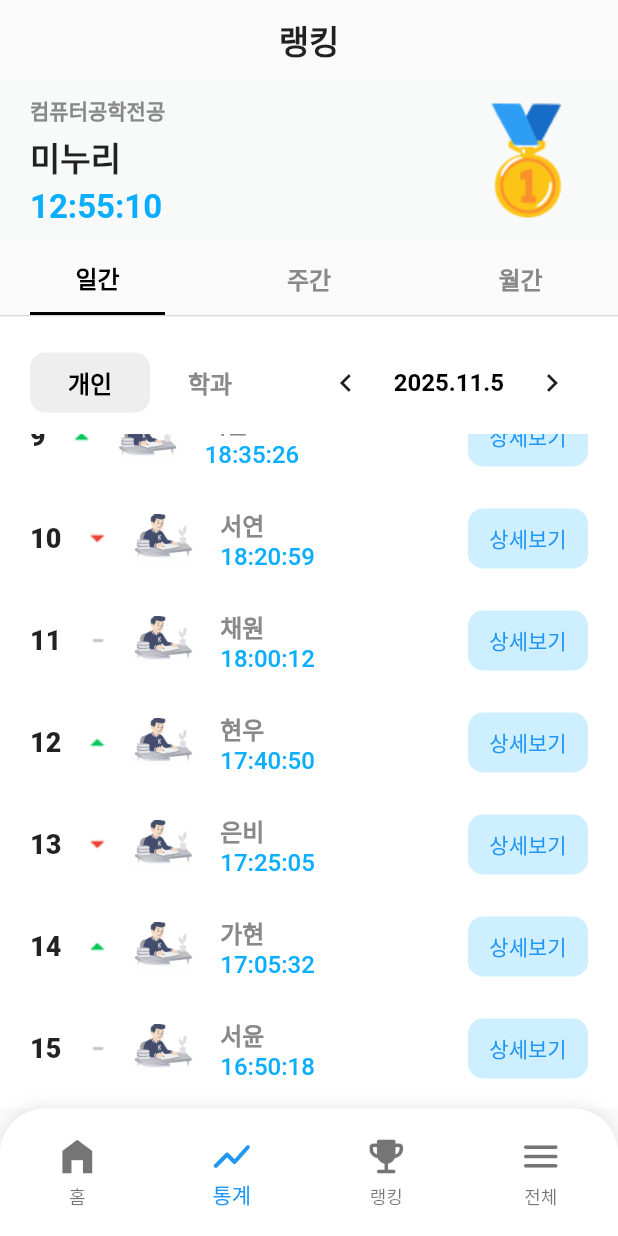
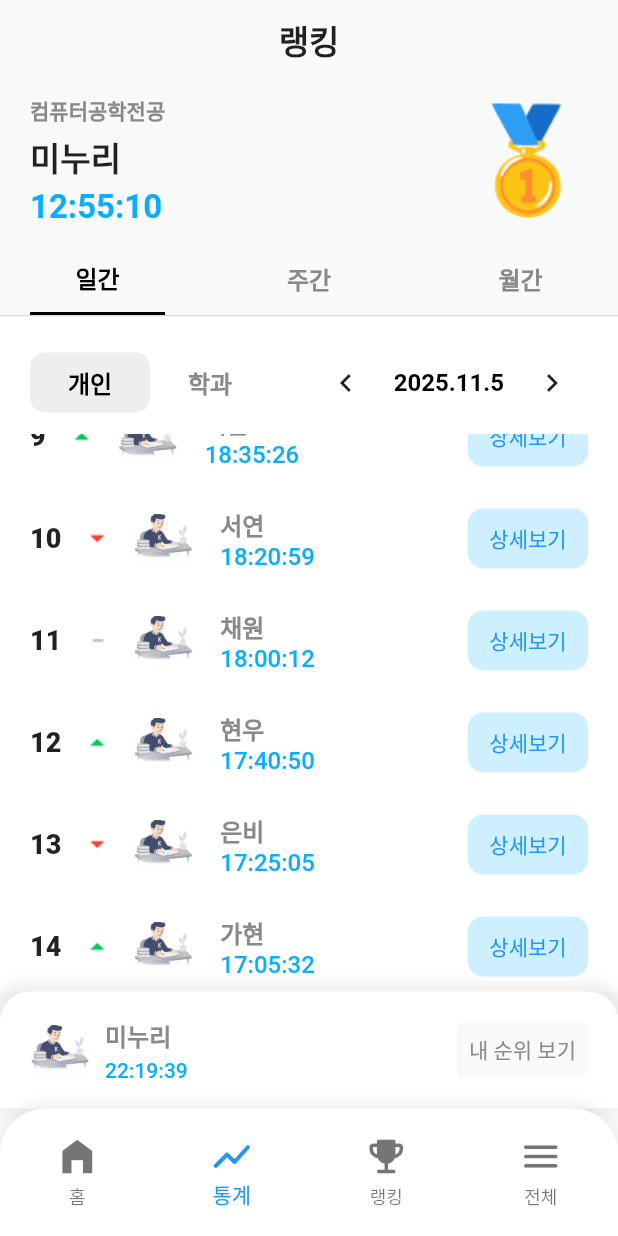
Before and after one commit to Geumpumta/Geumpumta-Frontend, a Flutter app: the MainScreen screen opened by its route, item 2 of the bottom bar chosen, scrolled down 576 dp, on a phone screen of 412 x 824 dp. Run offline on Flutter 3.47's test engine with Material 3 defaults, Android fonts, the phone set to English and light mode, and no system bars; our stand-ins replace dio, flutter_riverpod, flutter_secure_storage, percent_indicator; missing offline and left inert: flutter_web_auth_2; accounts and stored records are empty.

Commit message:
feat: 랭킹 페이지 상세 모달창 더미 구현 ( #8 )

```diff
--- a/lib/screens/ranking/ranking.dart
+++ b/lib/screens/ranking/ranking.dart
@@ -1,5 +1,6 @@
 import 'package:flutter/material.dart';
 import 'package:geumpumta/models/department.dart';
+import 'package:geumpumta/screens/ranking/widgets/detail_ranking.dart';
 import 'package:geumpumta/screens/ranking/widgets/per_day_or_week_or_month.dart';
 import 'package:geumpumta/screens/ranking/widgets/ranking_board.dart';
 import 'package:geumpumta/screens/ranking/widgets/ranking_my_info.dart';
@@ -51,6 +52,10 @@ class _RankingScreenState extends State<RankingScreen> {
             },
           ),
           Expanded(child: RankingBoard(periodOption: _selectedPeriodOption)),
+          DetailRanking(
+            nickname: '미누리',
+            recordedTime: Duration(hours: 22, minutes: 19, seconds: 39),
+          ),
         ],
       ),
     );
--- /dev/null
+++ b/lib/screens/ranking/widgets/detail_ranking.dart
@@ -0,0 +1,143 @@
+import 'package:flutter/material.dart';
+
+class DetailRanking extends StatefulWidget {
+  const DetailRanking({
+    super.key,
+    required this.nickname,
+    required this.recordedTime,
+  });
+
+  final String nickname;
+  final Duration recordedTime;
+
+  @override
+  State<DetailRanking> createState() => _DetailRankingState();
+}
+
+class _DetailRankingState extends State<DetailRanking> {
+  @override
+  Widget build(BuildContext context) {
+    String twoDigits(int n) => n.toString().padLeft(2, '0');
+
+    final hours = twoDigits(widget.recordedTime.inHours);
+    final minutes = twoDigits(widget.recordedTime.inMinutes.remainder(60));
+    final seconds = twoDigits(widget.recordedTime.inSeconds.remainder(60));
+
+    String formattedDuration = '$hours:$minutes:$seconds';
+    return Container(
+      decoration: BoxDecoration(
+        color: Color(0xFFFFFFFF),
+        borderRadius: BorderRadius.only(
+          topRight: Radius.circular(20),
+          topLeft: Radius.circular(20),
+        ),
+        boxShadow: [
+          BoxShadow(
+            color: Colors.grey.withOpacity(0.2),
+            blurRadius: 8,
+            spreadRadius: 3,
+            offset: const Offset(0, -2),
+          ),
+        ],
+      ),
+      padding: EdgeInsets.symmetric(vertical: 15, horizontal: 20),
+      child: Row(
+        mainAxisAlignment: MainAxisAlignment.spaceBetween,
+        crossAxisAlignment: CrossAxisAlignment.center,
+        children: [
+          Row(
+            spacing: 10,
+            children: [
+              Image.asset(
+                'assets/image/login/main_img.png',
+                width: 40,
+                height: 40,
+              ),
+              Column(
+                crossAxisAlignment: CrossAxisAlignment.start,
+                spacing: 3,
+                children: [
+                  Text(
+                    widget.nickname,
+                    style: TextStyle(
+                      color: Color(0xFF898989),
+                      fontSize: 16,
+                      fontWeight: FontWeight.w700,
+                    ),
+                  ),
+                  Text(
+                    formattedDuration,
+                    style: TextStyle(color: Color(0xFF0BAEFF),
+                      fontWeight: FontWeight.w500,
+                    ),
+                  ),
+                ],
+              ),
+            ],
+          ),
+
+          TextButton(
+            onPressed: () {
+              showModalBottomSheet(
+                context: context,
+                isScrollControlled: true,
+                shape: const RoundedRectangleBorder(
+                  borderRadius: BorderRadius.vertical(top: Radius.circular(20)),
+                ),
+                builder: (context) {
+                  return Container(
+                    padding: const EdgeInsets.all(20),
+                    height: MediaQuery.of(context).size.height * 0.8,
+                    child: Column(
+                      crossAxisAlignment: CrossAxisAlignment.start,
+                      children: [
+                        Center(
+                          child: Container(
+                            width: 40,
+                            height: 4,
+                            margin: const EdgeInsets.only(bottom: 16),
+                            decoration: BoxDecoration(
+                              color: Colors.grey[400],
+                              borderRadius: BorderRadius.circular(2),
+                            ),
+                          ),
+                        ),
+                        const Text(
+                          '내 순위 상세 보기',
+                          style: TextStyle(
+                            fontSize: 18,
+                            fontWeight: FontWeight.bold,
+                          ),
+                        ),
+                        const SizedBox(height: 20),
+                        Row(
+                          mainAxisAlignment: MainAxisAlignment.spaceBetween,
+                          children: const [
+                            Text('이번 주 순위 변화', style: TextStyle(fontSize: 16)),
+                            Icon(Icons.trending_up, color: Colors.green),
+                          ],
+                        ),
+                        const Divider(height: 30),
+                        const Text(
+                          '이번 주 상위 랭커들과의 비교:',
+                          style: TextStyle(fontSize: 16, fontWeight: FontWeight.w500),
+                        ),
+                        const SizedBox(height: 10),
+                        const Text('- 평균 학습 시간보다 2시간 길어요.'),
+                        const Text('- 전체 순위 상위 3%에 속합니다.'),
+                      ],
+                    ),
+                  );
+                },
+              );
+            },
+            style: TextButton.styleFrom(
+              backgroundColor: const Color(0xFFF8F9F9),
+            ),
+            child: Text('내 순위 보기', style: TextStyle(color: Color(0xFF898989))),
+          ),
+        ],
+      ),
+    );
+  }
+}
```
